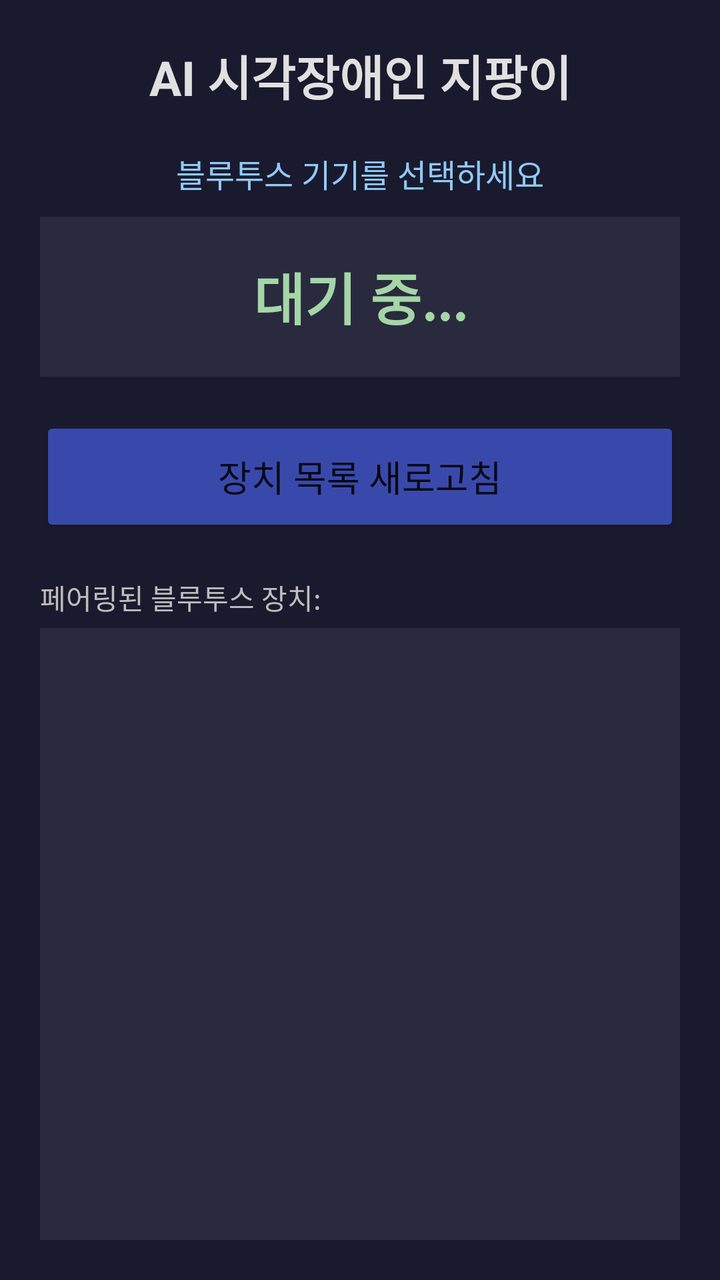
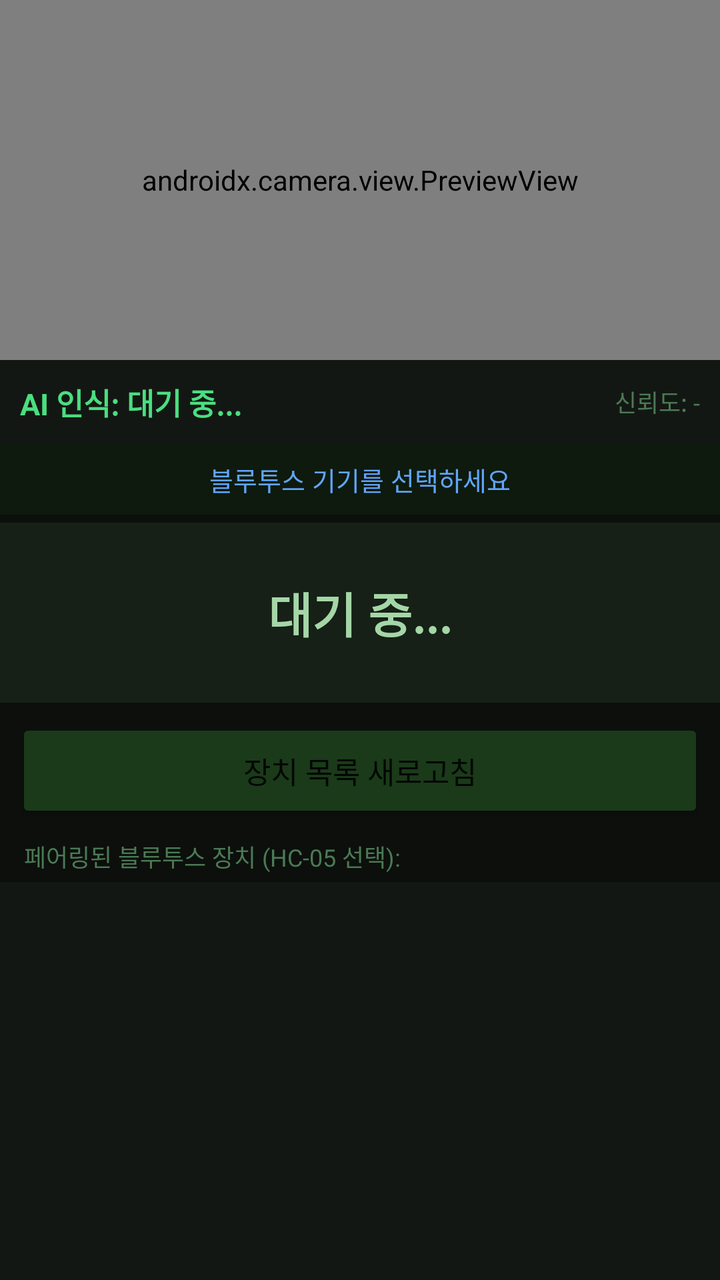

Two renders of the same Android screen: before a commit and after it. Below are the layout's source before the change and the commit's diff.
<!-- AndroidManifest.xml: application theme Theme.AppCompat.DayNight -->
<!-- res/layout/activity_main.xml -->
<?xml version="1.0" encoding="utf-8"?>
<LinearLayout xmlns:android="http://schemas.android.com/apk/res/android"
    android:layout_width="match_parent"
    android:layout_height="match_parent"
    android:orientation="vertical"
    android:padding="20dp"
    android:background="#1A1A2E">

    <TextView
        android:text="AI 시각장애인 지팡이"
        android:textSize="24sp"
        android:textColor="#E0E0E0"
        android:textStyle="bold"
        android:gravity="center"
        android:layout_width="match_parent"
        android:layout_height="wrap_content"
        android:paddingBottom="20dp"/>

    <TextView
        android:id="@+id/tvStatus"
        android:text="블루투스 기기를 선택하세요"
        android:textSize="16sp"
        android:textColor="#90CAF9"
        android:gravity="center"
        android:layout_width="match_parent"
        android:layout_height="wrap_content"
        android:paddingBottom="10dp"/>

    <TextView
        android:id="@+id/tvLastMsg"
        android:text="대기 중..."
        android:textSize="28sp"
        android:textColor="#A5D6A7"
        android:textStyle="bold"
        android:gravity="center"
        android:layout_width="match_parent"
        android:layout_height="80dp"
        android:background="#2A2A3E"
        android:padding="10dp"
        android:layout_marginBottom="20dp"/>

    <Button
        android:id="@+id/btnConnect"
        android:text="장치 목록 새로고침"
        android:textSize="18sp"
        android:layout_width="match_parent"
        android:layout_height="60dp"
        android:backgroundTint="#3949AB"
        android:layout_marginBottom="20dp"/>

    <TextView
        android:text="페어링된 블루투스 장치:"
        android:textColor="#BDBDBD"
        android:textSize="14sp"
        android:layout_width="match_parent"
        android:layout_height="wrap_content"
        android:paddingBottom="5dp"/>

    <ListView
        android:id="@+id/lvDevices"
        android:layout_width="match_parent"
        android:layout_height="0dp"
        android:layout_weight="1"
        android:background="#2A2A3E"
        android:dividerHeight="1dp"/>

</LinearLayout>
<!-- resources referenced by this layout -->
<resources>

</resources>

<!-- the commit's change to res/layout/activity_main.xml (unified diff, before → after) -->
@@ -3,65 +3,95 @@
     android:layout_width="match_parent"
     android:layout_height="match_parent"
     android:orientation="vertical"
-    android:padding="20dp"
-    android:background="#1A1A2E">
+    android:background="#0C0F0C">
 
+    
+    <androidx.camera.view.PreviewView
+        android:id="@+id/previewView"
+        android:layout_width="match_parent"
+        android:layout_height="180dp"
+        android:background="#000"/>
+
+    
+    <LinearLayout
+        android:layout_width="match_parent"
+        android:layout_height="wrap_content"
+        android:orientation="horizontal"
+        android:background="#131713"
+        android:padding="10dp">
+
+        <TextView
+            android:id="@+id/tvObject"
+            android:text="AI 인식: 대기 중..."
+            android:textSize="15sp"
+            android:textColor="#4ADE80"
+            android:textStyle="bold"
+            android:layout_width="0dp"
+            android:layout_height="wrap_content"
+            android:layout_weight="1"/>
+
+        <TextView
+            android:id="@+id/tvConfidence"
+            android:text="신뢰도: -"
+            android:textSize="12sp"
+            android:textColor="#4B7A55"
+            android:layout_width="wrap_content"
+            android:layout_height="wrap_content"
+            android:layout_gravity="center_vertical"/>
+    </LinearLayout>
+
+    
     <TextView
-        android:text="AI 시각장애인 지팡이"
-        android:textSize="24sp"
-        android:textColor="#E0E0E0"
-        android:textStyle="bold"
+        android:id="@+id/tvStatus"
+        android:text="블루투스 기기를 선택하세요"
+        android:textSize="13sp"
+        android:textColor="#60A5FA"
         android:gravity="center"
         android:layout_width="match_parent"
         android:layout_height="wrap_content"
-        android:paddingBottom="20dp"/>
+        android:padding="8dp"
+        android:background="#0D1A0D"/>
 
+    
     <TextView
-        android:id="@+id/tvStatus"
-        android:text="블루투스 기기를 선택하세요"
-        android:textSize="16sp"
-        android:textColor="#90CAF9"
-        android:gravity="center"
-        android:layout_width="match_parent"
-        android:layout_height="wrap_content"
-        android:paddingBottom="10dp"/>
-
-    <TextView
-        android:id="@+id/tvLastMsg"
+        android:id="@+id/tvMessage"
         android:text="대기 중..."
-        android:textSize="28sp"
+        android:textSize="24sp"
         android:textColor="#A5D6A7"
         android:textStyle="bold"
         android:gravity="center"
         android:layout_width="match_parent"
-        android:layout_height="80dp"
-        android:background="#2A2A3E"
-        android:padding="10dp"
-        android:layout_marginBottom="20dp"/>
+        android:layout_height="90dp"
+        android:background="#162016"
+        android:padding="12dp"
+        android:layout_marginTop="4dp"/>
 
+    
     <Button
         android:id="@+id/btnConnect"
         android:text="장치 목록 새로고침"
-        android:textSize="18sp"
+        android:textSize="15sp"
         android:layout_width="match_parent"
-        android:layout_height="60dp"
-        android:backgroundTint="#3949AB"
-        android:layout_marginBottom="20dp"/>
+        android:layout_height="52dp"
+        android:backgroundTint="#1A3A1A"
+        android:layout_margin="8dp"/>
 
     <TextView
-        android:text="페어링된 블루투스 장치:"
-        android:textColor="#BDBDBD"
-        android:textSize="14sp"
+        android:text="페어링된 블루투스 장치 (HC-05 선택):"
+        android:textColor="#4B7A55"
+        android:textSize="12sp"
         android:layout_width="match_parent"
         android:layout_height="wrap_content"
-        android:paddingBottom="5dp"/>
+        android:paddingHorizontal="12dp"
+        android:paddingBottom="4dp"/>
 
     <ListView
         android:id="@+id/lvDevices"
         android:layout_width="match_parent"
         android:layout_height="0dp"
         android:layout_weight="1"
-        android:background="#2A2A3E"
+        android:background="#131713"
+        android:divider="#1E3A22"
         android:dividerHeight="1dp"/>
 
 </LinearLayout>
